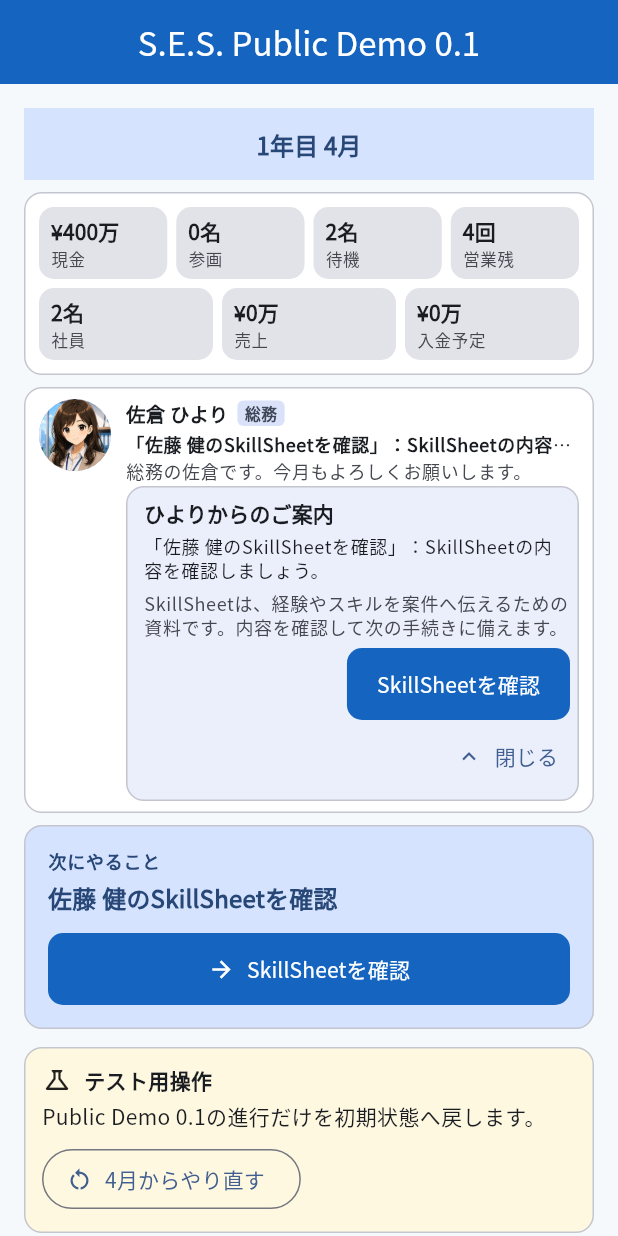
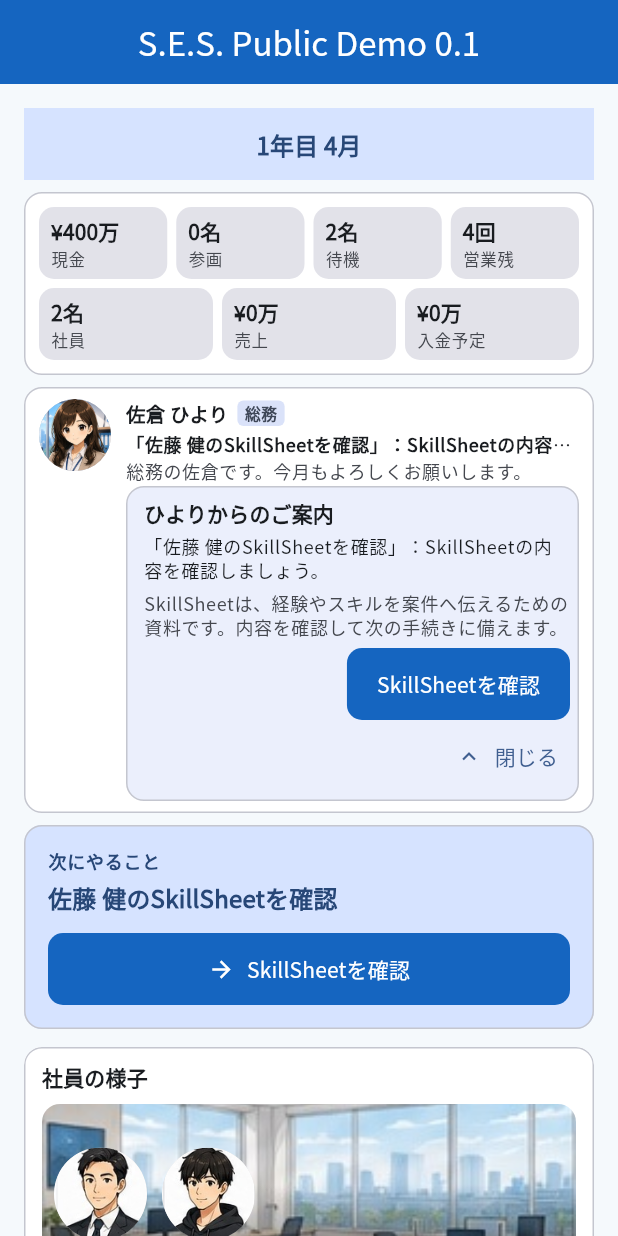
Before and after one commit to perusonao/smile_enjoy_story, a Flutter app: the PublicDemo01PlaceholderScreen screen opened directly, after a tap on "詳しく見る", on a phone screen of 412 x 824 dp. Run offline on Flutter 3.47's test engine with Material 3 defaults, Android fonts, the phone set to English and light mode, and no system bars; our stand-ins replace shared_preferences; accounts and stored records are empty.

Commit message:
feat(public-demo): consolidate HOME duplicate summary cards (First Fun Year UI Phase 1)
Public Demo HOME's Month Header / Compact KPI / Recommended Action block
(HOME-RUNTIME-2A/2B/2C, already on main) already satisfied the first-view
budget. What remained was legacy duplication directly below it: a
"社員ステージ" card repeating the Office Stage's own employee names in a
second vocabulary, a "資金サマリー" card repeating the KPI's cash/revenue/
pending-revenue plus a warning banner already covered by the cash-shortage
card, and a QA-only restart card sitting in that same prime position.

- Delete PublicDemoEmployeeStageSection/Item outright (Office Stage is now
  HOME's one employee summary).
- Trim PublicDemoFinanceSummarySection to the two figures the KPI does not
  already carry (payroll, fixed costs); drop the duplicate cash/revenue/
  next-month-estimate rows and the redundant warning banner.
- Move the dev-only test-controls/restart card from directly under HOME to
  the end of the screen, so real gameplay content occupies that first
  reachable space instead.

No domain/finance/persistence logic changed — this is presentation-only
consolidation of authoritative values already displayed elsewhere on HOME.
Updated the widget/unit tests and Playwright e2e helpers/specs that
asserted the removed content, without weakening any surviving assertion.

Co-Authored-By: Claude Sonnet 5 <noreply@anthropic.com>
Claude-Session: https://claude.ai/code/session_01Se2rdaUYrNyyUtBxjZCRhb

```diff
--- a/lib/ui/public_demo/public_demo_01_placeholder_screen.dart
+++ b/lib/ui/public_demo/public_demo_01_placeholder_screen.dart
@@ -204,34 +204,6 @@ class _S extends State<PublicDemo01PlaceholderScreen> {
     ],
   );
 
-  /// HOME-3's employee stage is a read-only summary of the same employee
-  /// workflow cards that remain below it. The status text comes from the
-  /// existing display mapper; this summary neither changes a stage nor
-  /// creates an alternate employee/action route.
-  List<PublicDemoEmployeeStageItem> get _employeeStageItems => [
-    for (final engineer in workflow.engineers)
-      PublicDemoEmployeeStageItem(
-        name: engineer.name,
-        status: _employeeStageStatus(engineer),
-      ),
-  ];
-
-  /// The summary uses explanatory wording instead of repeating the compact
-  /// KPI/action-card labels verbatim. The source remains the same existing
-  /// workflow stage; this is only a HOME-specific presentation translation.
-  String _employeeStageStatus(PublicDemoEngineerSales engineer) =>
-      switch (engineer.stage) {
-        PublicDemoSalesStage.waiting => '営業準備前',
-        PublicDemoSalesStage.skillSheet => 'SkillSheet確認中',
-        PublicDemoSalesStage.selling => '営業中',
-        PublicDemoSalesStage.introduced => '案件紹介済',
-        PublicDemoSalesStage.partnerInterviewPassed => '上位面談通過',
-        PublicDemoSalesStage.partnerInterviewFailed => '再営業が必要',
-        PublicDemoSalesStage.clientInterviewPassed => '客先面談通過',
-        PublicDemoSalesStage.clientInterviewFailed => '再営業が必要',
-        PublicDemoSalesStage.ordered => '翌月参画予定',
-      };
-
   /// Important Events only surfaces an already-recorded month-close fact.
   /// It does not nominate a gameplay action: its CTA simply reveals the
   /// authoritative detailed cash-flow card that this screen already owns.
@@ -249,26 +221,23 @@ class _S extends State<PublicDemo01PlaceholderScreen> {
     ];
   }
 
-  /// The finance summary is a display of values the existing finance and
-  /// payroll authorities already produced. The latest close owns the
-  /// historical payroll/fixed-cost figures; before the first close, the
-  /// established baseline constants are the only figures available.
+  /// The finance summary is a display of values the existing payroll
+  /// authority already produced. The latest close owns the historical
+  /// payroll/fixed-cost figures; before the first close, the established
+  /// baseline constants are the only figures available.
+  ///
+  /// HOME UI Phase 1: this used to also carry cash/revenue/next-month
+  /// estimate and a financial-status warning, all of which duplicated the
+  /// compact KPI (cash/revenue/入金予定) and the cash-shortage/bankruptcy
+  /// cards already shown above HOME. Trimmed to the two figures the KPI does
+  /// not carry — payroll and fixed costs — so this card states new
+  /// information instead of restating the KPI in a second vocabulary.
   PublicDemoFinanceSummaryModel get _financeSummary {
     final latest = s.latestMonthlyCashFlow;
-    final warning = switch (s.financialStatus) {
-      PublicDemoFinancialStatus.cashShortage => '資金不足です。必要な対応を確認してください。',
-      PublicDemoFinancialStatus.bankruptcy ||
-      PublicDemoFinancialStatus.marchCashShortageFailure => '資金繰りの結果を確認してください。',
-      PublicDemoFinancialStatus.normal => null,
-    };
     return PublicDemoFinanceSummaryModel(
-      cash: s.cash,
-      revenue: _homeDashboardData.revenue,
       payroll: latest?.salaryPaid ?? PublicDemoSalary.initialTotalMonthlySalary,
       fixedCosts:
           latest?.fixedCostsPaid ?? PublicDemoSalary.otherMonthlyFixedCost,
-      nextMonthEstimate: s.pendingRevenue,
-      warning: warning,
     );
   }
 
@@ -2207,13 +2176,15 @@ class _S extends State<PublicDemo01PlaceholderScreen> {
                           navigatorAdvice: navigatorAdvice,
                         ),
                         const SizedBox(height: 8),
-                        _publicDemoTestControlsCard(),
-                        const SizedBox(height: 8),
+                        // HOME UI Phase 1: the Office Stage is now HOME's
+                        // only employee summary. `PublicDemoEmployeeStageSection`
+                        // ("社員ステージ") used to render immediately below it,
+                        // repeating the same names with a differently-worded
+                        // status line; it added no action and no fact the
+                        // Office Stage plus the per-employee cards further
+                        // down did not already carry, so it is deleted
+                        // rather than kept as a second summary.
                         HomeOfficeStageSection(display: _officeStageDisplay),
-                        const SizedBox(height: 8),
-                        PublicDemoEmployeeStageSection(
-                          employees: _employeeStageItems,
-                        ),
                         const SizedBox(height: 8),
                         PublicDemoImportantEventsSection(
                           events: _importantEvents,
@@ -2394,6 +2365,14 @@ class _S extends State<PublicDemo01PlaceholderScreen> {
                               engineerId: runtime.engineerId,
                               engineerName: _engineerName(runtime.engineerId),
                             ),
+                        // HOME UI Phase 1: the QA-only restart control moved
+                        // from directly under HOME (where it competed with
+                        // the month's real KPI/action for first-view space)
+                        // to the very end of the screen. It is still always
+                        // reachable by scrolling — this is a reorder, not a
+                        // removal.
+                        const SizedBox(height: 8),
+                        _publicDemoTestControlsCard(),
                       ],
                     ),
                   ],
--- a/lib/ui/public_demo/public_demo_home_presentation_components.dart
+++ b/lib/ui/public_demo/public_demo_home_presentation_components.dart
@@ -1,17 +1,6 @@
 import 'package:flutter/material.dart';
 
 import '../theme.dart';
-
-/// Resolved, display-only data for one employee on the Public Demo HOME.
-///
-/// The HOME/controller decides both who appears here and which status label is
-/// appropriate. This model deliberately contains no game-state reference.
-class PublicDemoEmployeeStageItem {
-  const PublicDemoEmployeeStageItem({required this.name, required this.status});
-
-  final String name;
-  final String status;
-}
 
 /// Presentation data for an important event. [onPressed] remains owned by
 /// the caller so this widget never decides a route or event outcome.
@@ -34,22 +23,20 @@ class PublicDemoImportantEventItem {
 }
 
 /// Finance values already calculated by the finance/state authority.
+///
+/// HOME UI Phase 1 trimmed this to the two figures the compact HOME KPI does
+/// not already carry (payroll, fixed costs). It used to also repeat
+/// cash/revenue/next-month-estimate and a financial-status warning, all of
+/// which duplicated the KPI and the cash-shortage/bankruptcy cards HOME
+/// already shows above this section.
 class PublicDemoFinanceSummaryModel {
   const PublicDemoFinanceSummaryModel({
-    required this.cash,
-    required this.revenue,
     required this.payroll,
     required this.fixedCosts,
-    required this.nextMonthEstimate,
-    this.warning,
   });
 
-  final int cash;
-  final int revenue;
   final int payroll;
   final int fixedCosts;
-  final int nextMonthEstimate;
-  final String? warning;
 }
 
 /// The already-resolved primary action for this month.
@@ -65,49 +52,6 @@ class PublicDemoMonthlyPrimaryCtaModel {
   final String description;
   final bool enabled;
   final VoidCallback onPressed;
-}
-
-class PublicDemoEmployeeStageSection extends StatelessWidget {
-  const PublicDemoEmployeeStageSection({super.key, required this.employees});
-
-  final List<PublicDemoEmployeeStageItem> employees;
-
-  @override
-  Widget build(BuildContext context) => _HomeSectionCard(
-    title: '社員ステージ',
-    child: employees.isEmpty
-        ? const Text('表示できる社員はいません')
-        : Column(
-            children: [
-              for (final employee in employees)
-                Padding(
-                  padding: const EdgeInsets.only(bottom: 8),
-                  child: Column(
-                    crossAxisAlignment: CrossAxisAlignment.start,
-                    children: [
-                      Row(
-                        children: [
-                          const Icon(Icons.person_outline, size: 20),
-                          const SizedBox(width: 8),
-                          Expanded(
-                            child: Text(
-                              employee.name,
-                              overflow: TextOverflow.ellipsis,
-                            ),
-                          ),
-                        ],
-                      ),
-                      const SizedBox(height: 3),
-                      Padding(
-                        padding: const EdgeInsets.only(left: 28),
-                        child: _StatusChip(label: employee.status),
-                      ),
-                    ],
-                  ),
-                ),
-            ],
-          ),
-  );
 }
 
 class PublicDemoImportantEventsSection extends StatelessWidget {
@@ -149,35 +93,12 @@ class PublicDemoFinanceSummarySection extends StatelessWidget {
   @override
   Widget build(BuildContext context) => _HomeSectionCard(
     cardKey: const Key('public-demo-finance-summary'),
-    title: '資金サマリー',
+    title: '今月の支出予定',
     child: Column(
       crossAxisAlignment: CrossAxisAlignment.stretch,
       children: [
-        if (summary.warning != null) ...[
-          Semantics(
-            label: '資金警告: ${summary.warning}',
-            child: Container(
-              width: double.infinity,
-              padding: const EdgeInsets.all(10),
-              decoration: BoxDecoration(
-                color: Colors.red.shade50,
-                borderRadius: BorderRadius.circular(8),
-              ),
-              child: Text(
-                summary.warning!,
-                style: TextStyle(color: Colors.red.shade900),
-              ),
-            ),
-          ),
-          const SizedBox(height: 10),
-        ],
-        const Text('直近の支出予定', style: TextStyle(fontWeight: FontWeight.w600)),
         _FinanceRow('給与', summary.payroll, emphasis: true, expense: true),
         _FinanceRow('固定費', summary.fixedCosts, emphasis: true, expense: true),
-        const Divider(height: 18),
-        _FinanceRow('現金残高', summary.cash, subdued: true),
-        _FinanceRow('今月売上', summary.revenue, subdued: true),
-        _FinanceRow('次回入金予定', summary.nextMonthEstimate, subdued: true),
       ],
     ),
   );
@@ -257,13 +178,11 @@ class _FinanceRow extends StatelessWidget {
     this.amount, {
     this.emphasis = false,
     this.expense = false,
-    this.subdued = false,
   });
   final String label;
   final int amount;
   final bool emphasis;
   final bool expense;
-  final bool subdued;
 
   @override
   Widget build(BuildContext context) => Padding(
@@ -275,9 +194,6 @@ class _FinanceRow extends StatelessWidget {
           label,
           style: TextStyle(
             fontWeight: emphasis ? FontWeight.bold : FontWeight.normal,
-            color: subdued
-                ? Theme.of(context).colorScheme.onSurfaceVariant
-                : null,
           ),
         ),
         Align(
@@ -286,11 +202,7 @@ class _FinanceRow extends StatelessWidget {
             '${expense ? '-' : ''}${formatYen(amount)}',
             style: TextStyle(
               fontWeight: FontWeight.w600,
-              color: emphasis
-                  ? SesTheme.primaryBlue
-                  : subdued
-                  ? Theme.of(context).colorScheme.onSurfaceVariant
-                  : null,
+              color: emphasis ? SesTheme.primaryBlue : null,
             ),
           ),
         ),
```
Also changed, not shown: 7 other files.
